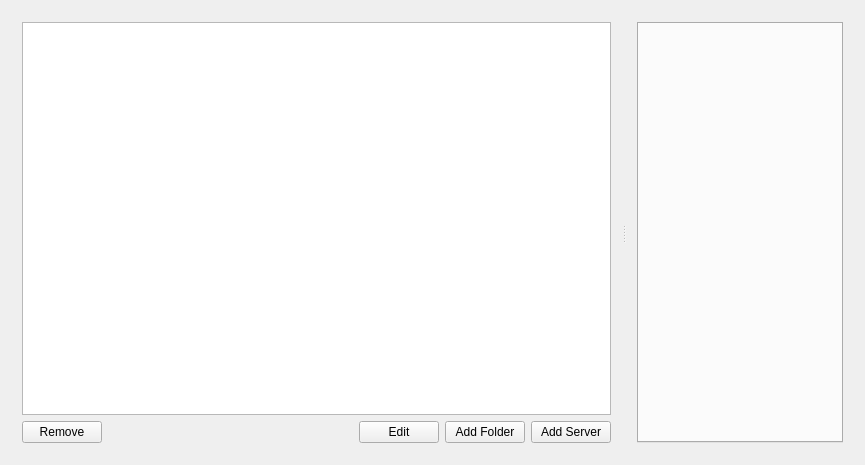
Old version of the form src/mainwindow.ui in the repository sumsung007/configX.
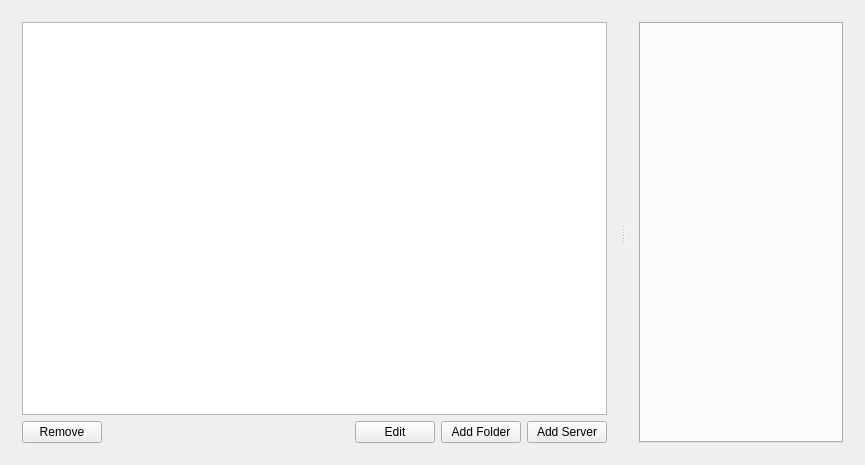
New version of the form. Custom widgets are drawn as their Qt base class.

Commit message: Optimized splitter size

The edit to the form file:
```diff
--- a/src/mainwindow.ui
+++ b/src/mainwindow.ui
@@ -20,6 +20,9 @@
       <property name="orientation">
        <enum>Qt::Horizontal</enum>
       </property>
+      <property name="handleWidth">
+       <number>10</number>
+      </property>
       <widget class="QWidget" name="verticalLayoutWidget">
        <layout class="QVBoxLayout" name="verticalLayout">
         <item>
```
Left out of the diff: 2 changed lines with no effect on the pictures. The commit also changes 1 other file.
